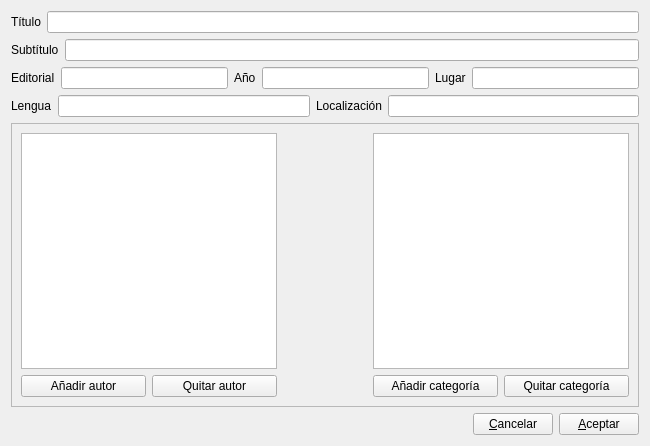
The window that gui/nuevolibroentrada.ui (rogorido/libroskop) describes before a commit, drawn with Qt 5.
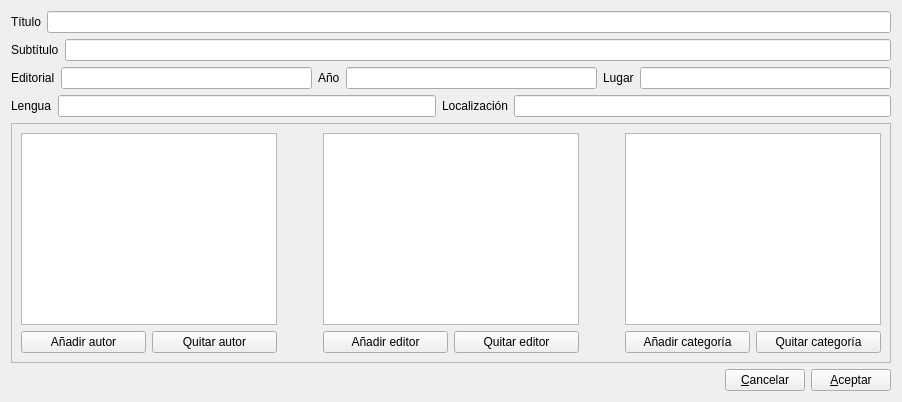
The same window after the commit.

Commit message: Posibilidad de añadir editores.

```diff
--- a/gui/nuevolibroentrada.ui
+++ b/gui/nuevolibroentrada.ui
@@ -2,24 +2,10 @@
 <ui version="4.0">
  <class>NuevoLibroEntrada</class>
  <widget class="QWidget" name="NuevoLibroEntrada">
-  <property name="geometry">
-   <rect>
-    <x>0</x>
-    <y>0</y>
-    <width>650</width>
-    <height>446</height>
-   </rect>
-  </property>
-  <property name="maximumSize">
-   <size>
-    <width>650</width>
-    <height>446</height>
-   </size>
-  </property>
   <property name="windowTitle">
    <string>Introducir nuevo libro</string>
   </property>
-  <layout class="QVBoxLayout" name="verticalLayout_4">
+  <layout class="QVBoxLayout" name="verticalLayout_5">
    <item>
     <layout class="QHBoxLayout" name="horizontalLayout_3">
      <item>
@@ -135,9 +121,9 @@
      <property name="frameShadow">
       <enum>QFrame::Raised</enum>
      </property>
-     <layout class="QVBoxLayout" name="verticalLayout_3">
+     <layout class="QVBoxLayout" name="verticalLayout_4">
       <item>
-       <layout class="QHBoxLayout" name="horizontalLayout_7">
+       <layout class="QHBoxLayout" name="horizontalLayout_9">
         <item>
          <layout class="QVBoxLayout" name="verticalLayout">
           <item>
@@ -176,6 +162,44 @@
           </property>
          </spacer>
         </item>
+        <item>
+         <layout class="QVBoxLayout" name="verticalLayout_3">
+          <item>
+           <widget class="QListWidget" name="lwEditores"/>
+          </item>
+          <item>
+           <layout class="QHBoxLayout" name="horizontalLayout_7">
+            <item>
+             <widget class="QPushButton" name="btAnadirEditor">
+              <property name="text">
+               <string>Añadir editor</string>
+              </property>
+             </widget>
+            </item>
+            <item>
+             <widget class="QPushButton" name="btQuitarEditor">
+              <property name="text">
+               <string>Quitar editor</string>
+              </property>
+             </widget>
+            </item>
+           </layout>
+          </item>
+         </layout>
+        </item>
+        <item>
+         <spacer name="horizontalSpacer_3">
+          <property name="orientation">
+           <enum>Qt::Horizontal</enum>
+          </property>
+          <property name="sizeHint" stdset="0">
+           <size>
+            <width>40</width>
+            <height>20</height>
+           </size>
+          </property>
+         </spacer>
+        </item>
         <item>
          <layout class="QVBoxLayout" name="verticalLayout_2">
           <item>
```
The commit also changes 4 other files.
